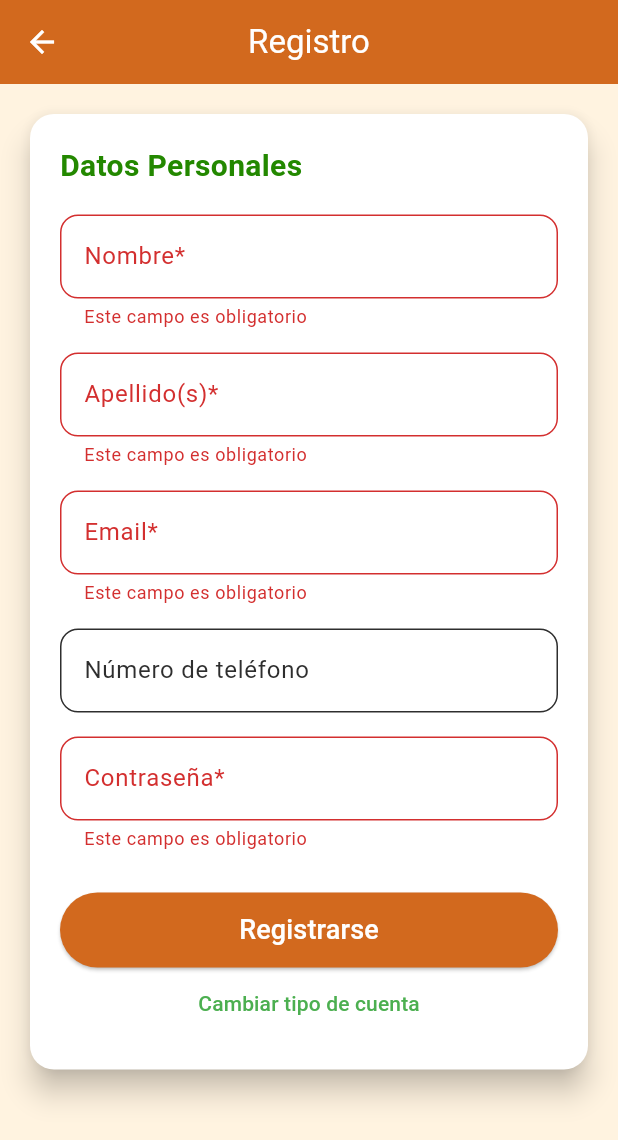
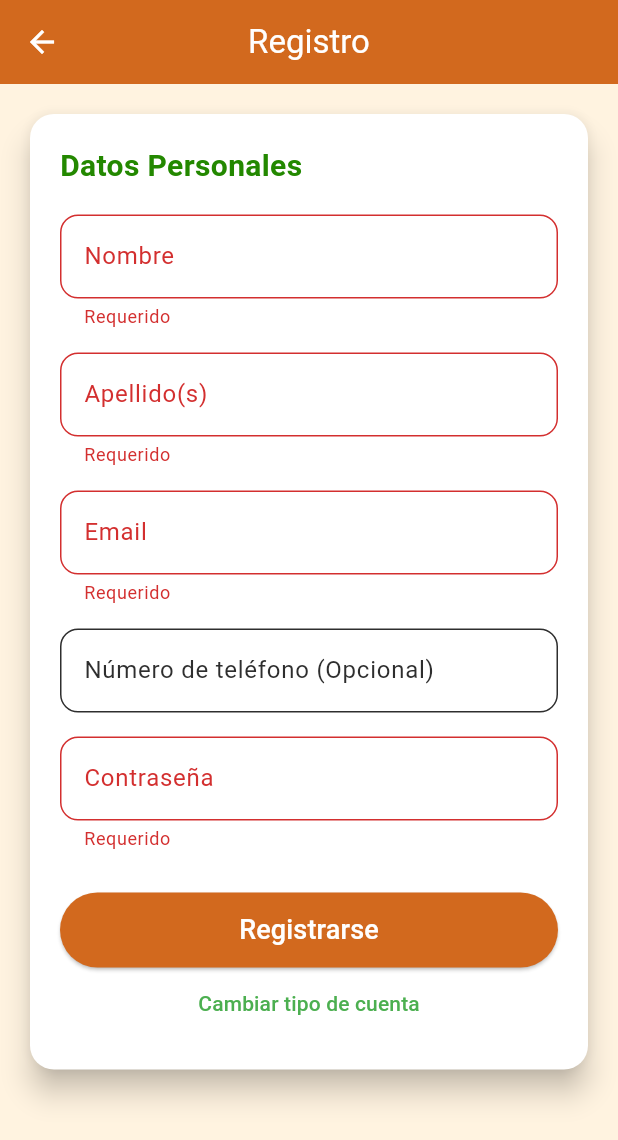
Before and after one commit to ArturoMD7/fast_order, a Flutter app: the RegisterScreen screen opened by its route, after a tap on "Cliente", after a tap on "Registrarse", on a phone screen of 412 x 824 dp. Shown: the top 1140 px of the screen. Run offline on Flutter 3.47's test engine with Material 3 defaults, Android fonts, the light colour scheme and no system bars; our stand-ins replace fl_chart, flutter_dotenv, qr_flutter, supabase_flutter; missing offline and left inert: mobile_scanner; accounts and stored records are empty.

Commit message:
REGISTER UPDATE

```diff
--- a/lib/screens/auth/register_screen.dart
+++ b/lib/screens/auth/register_screen.dart
@@ -22,87 +22,66 @@ class _RegisterScreenState extends State<RegisterScreen> {
 
   static const String cliente = 'cliente';
   static const String administrador = 'administrador';
-  final supabase = Supabase.instance.client;
 
   Future<void> _registerUser() async {
     if (!_formKey.currentState!.validate()) return;
 
-  setState(() => _isLoading = true);
+    setState(() {
+      _isLoading = true;
+    });
 
     try {
-    // 1. Registrar en auth.users (autenticación)
-    final authResponse = await supabase.auth.signUp(
+      final supabase = Supabase.instance.client;
+      final response = await supabase.auth.signUp(
         email: _emailController.text.trim(),
         password: _passwordController.text.trim(),
       );
 
-    if (authResponse.user == null) {
-      throw Exception('Error al registrar usuario en autenticación');
+      if (response.user == null && response.session == null) {
+        throw Exception(response.toString());
       }
-
-    final userId = authResponse.user!.id;
       int? restauranteId;
-
-    // 2. Primero crear el usuario en la tabla Usuarios
+      if (_selectedRole == administrador) {
+        final restaurantData = {
+          'nombre': _restaurantNameController.text.trim(),
+          'descripcion': _restaurantDescController.text.trim(),
+        };
+        final response = await supabase.from('Restaurantes').insert(restaurantData).select().single();
+        restauranteId = response['id'];
+      }
       final userData = {
-      'id': userId,
         'nombre': _nameController.text.trim(),
         'apellidos': _firstNameController.text.trim(),
         'email': _emailController.text.trim(),
         'num_telefono': _phoneController.text.trim(),
         'rol': _selectedRole,
-      'created_at': DateTime.now().toIso8601String(),
+        'contrasena': _passwordController.text,
+        if (restauranteId != null) 'id_restaurante': restauranteId,
       };
-
       await supabase.from('Usuarios').insert(userData);
-
-    // 3. Si es administrador, crear restaurante después de crear el usuario
-    if (_selectedRole == administrador) {
-      final restaurantData = {
-        'nombre': _restaurantNameController.text.trim(),
-        'descripcion': _restaurantDescController.text.trim(),
-        'creado_por': userId,
-      };
-
-      final restaurantResponse = await supabase
-        .from('Restaurantes')
-        .insert(restaurantData)
-        .select()
-        .single();
-
-      restauranteId = restaurantResponse['id'] as int;
-
-      // 4. Actualizar el usuario con el id del restaurante
-      await supabase
-        .from('Usuarios')
-        .update({'id_restaurante': restauranteId})
-        .eq('id', userId);
+      if (mounted) {
+        switch (_selectedRole) {
+          case cliente:
+            Navigator.pushReplacementNamed(context, '/client/restaurants');
+            break;
+          case administrador:
+            Navigator.pushReplacementNamed(context, '/login');
+            break;
         }
-
+      }
+    } catch (e) {
       if (mounted) {
         ScaffoldMessenger.of(context).showSnackBar(
-        const SnackBar(content: Text('Registro exitoso! Por favor verifica tu email.')),
+          SnackBar(content: Text('Error $e')),
         );
-      Navigator.pushReplacementNamed(context, '/login');
       }
-  } on AuthException catch (e) {
-    _showErrorSnackBar(e.message);
-  } on PostgrestException catch (e) {
-    _showErrorSnackBar('Error en base de datos: ${e.message}');
-  } catch (e) {
-    _showErrorSnackBar('Error en registro: ${e.toString()}');
     } finally {
-    if (mounted) setState(() => _isLoading = false);
+      if (mounted) {
+        setState(() {
+          _isLoading = false;
+        });
       }
     }
-  void _showErrorSnackBar(String message) {
-    ScaffoldMessenger.of(context).showSnackBar(
-      SnackBar(
-        content: Text(message),
-        backgroundColor: Colors.red,
-        duration: const Duration(seconds: 4),
-      ),
-    );
   }
 
   @override
@@ -121,6 +100,7 @@ class _RegisterScreenState extends State<RegisterScreen> {
     final trimmed = email.trim();
     return RegExp(r'^[\w-\.]+@([\w-]+\.)+[\w-]{2,4}$').hasMatch(trimmed);
   }
+
 
   @override
   Widget build(BuildContext context) {
@@ -180,17 +160,17 @@ class _RegisterScreenState extends State<RegisterScreen> {
           if (_selectedRole == administrador) ...[
             Text('Datos del Restaurante', style: TextStyle(fontSize: 20, fontWeight: FontWeight.bold, color: accentColor)),
             const SizedBox(height: 10),
-            _buildInputField('Nombre del Restaurante*', _restaurantNameController, true),
+            _buildInputField('Nombre del Restaurante', _restaurantNameController, true),
             _buildInputField('Descripción del Restaurante', _restaurantDescController, false, maxLines: 3),
             const SizedBox(height: 20),
           ],
           Text('Datos Personales', style: TextStyle(fontSize: 20, fontWeight: FontWeight.bold, color: accentColor)),
           const SizedBox(height: 10),
-          _buildInputField('Nombre*', _nameController, true),
-          _buildInputField('Apellido(s)*', _firstNameController, true),
-          _buildInputField('Email*', _emailController, true, isEmail: true),
-          _buildInputField('Número de teléfono', _phoneController, false, keyboardType: TextInputType.phone),
-          _buildInputField('Contraseña*', _passwordController, true, isPassword: true),
+          _buildInputField('Nombre', _nameController, true),
+          _buildInputField('Apellido(s)', _firstNameController, true),
+          _buildInputField('Email', _emailController, true, isEmail: true),
+          _buildInputField('Número de teléfono (Opcional)', _phoneController, false, keyboardType: TextInputType.phone),
+          _buildInputField('Contraseña', _passwordController, true, isPassword: true),
           const SizedBox(height: 20),
           ElevatedButton(
             style: ElevatedButton.styleFrom(backgroundColor: primaryColor, minimumSize: const Size(double.infinity, 50)),
@@ -201,7 +181,7 @@ class _RegisterScreenState extends State<RegisterScreen> {
           ),
           TextButton(
             onPressed: () => setState(() => _selectedRole = null),
-            child: const Text('Cambiar tipo de cuenta', style: TextStyle(color: Colors.green)),
+            child: const Text('Cambiar tipo de cuenta', style: TextStyle(color: Colors.green),),
           )
         ],
       ),
@@ -224,7 +204,7 @@ class _RegisterScreenState extends State<RegisterScreen> {
         ),
         validator: (value) {
           if (isRequired && (value == null || value.trim().isEmpty)) {
-            return 'Este campo es obligatorio';
+            return 'Requerido';
           }
           if (isEmail && !_isEmailValid(value!.trim())) {
             return 'Email inválido';
```
Also changed, not shown: pubspec.lock. Lines whose indentation alone changed are shown as unchanged.
